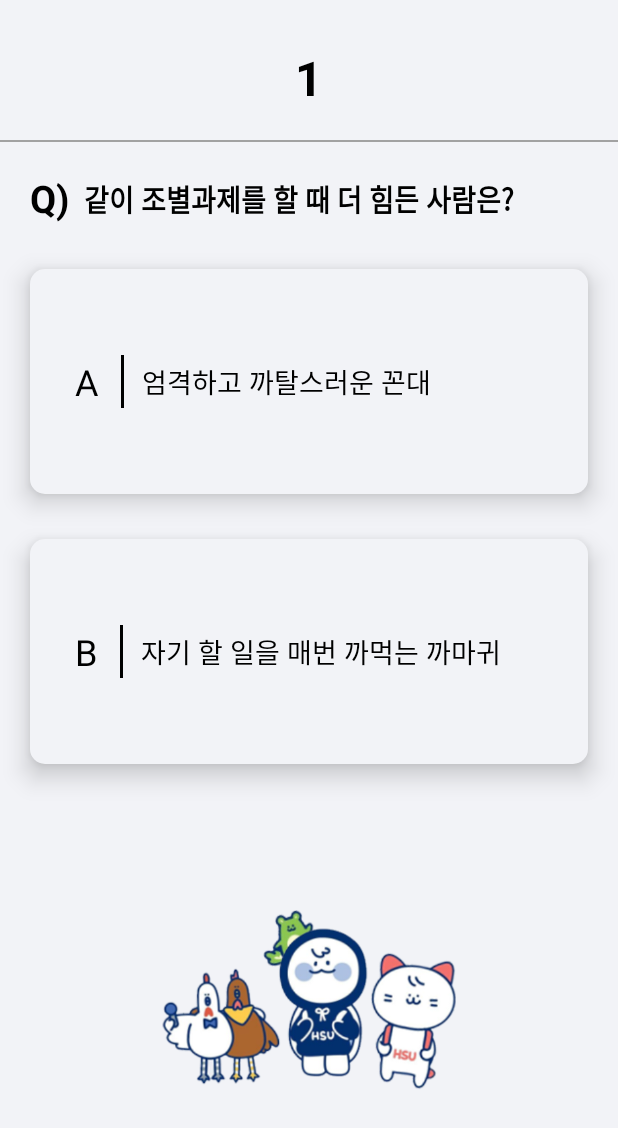
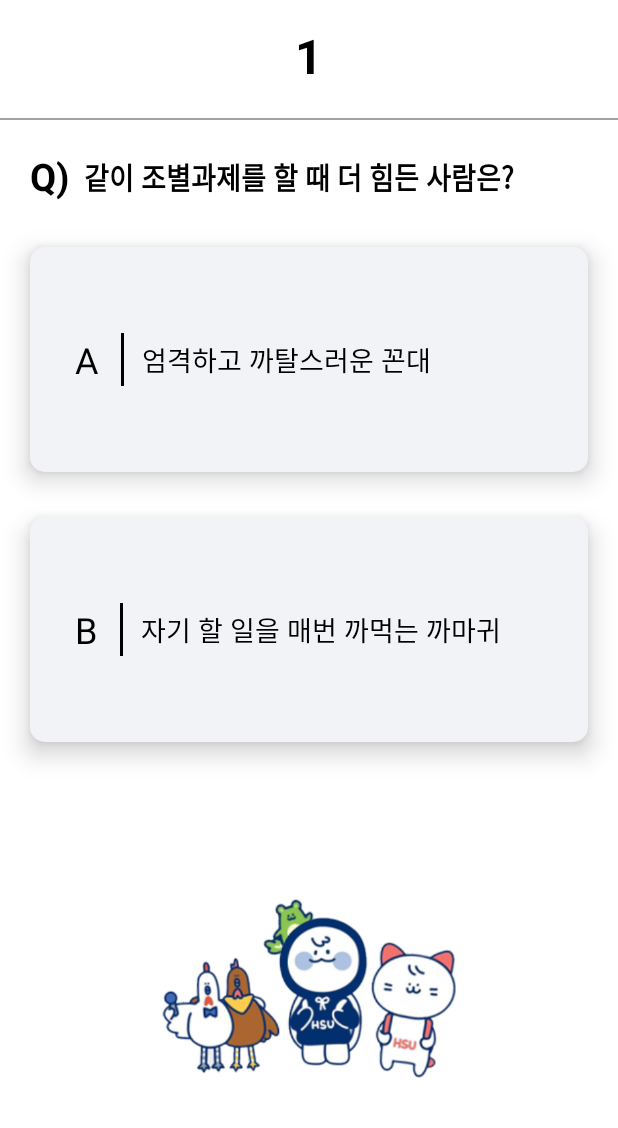
Before and after one commit to JGeun/hansung_mbti, an Android app: the QuestionActivity screen opened directly, with no data from a screen before it, on a phone screen of 412 x 824 dp. Shown: the top 1128 px of the screen. Run offline under Robolectric (Android 15) with nearby library versions, the phone set to English and light mode, and no system bars.

```diff
--- a/app/src/main/java/jgeun/study/hansung_mbti/home/HomeActivity.kt
+++ b/app/src/main/java/jgeun/study/hansung_mbti/home/HomeActivity.kt
@@ -4,6 +4,7 @@ import android.content.Intent
 import androidx.appcompat.app.AppCompatActivity
 import android.os.Bundle
 import jgeun.study.hansung_mbti.databinding.ActivityHomeBinding
+import jgeun.study.hansung_mbti.loading.LoadingActivity
 import jgeun.study.hansung_mbti.question.QuestionActivity
 import jgeun.study.hansung_mbti.util.StatusBarUtil
 
@@ -16,7 +17,7 @@ class HomeActivity : AppCompatActivity() {
         setContentView(binding.root)
 
         binding.homeLlStart.setOnClickListener{
-            startActivity(Intent(this, QuestionActivity::class.java))
+            startActivity(Intent(this, LoadingActivity::class.java))
 
         }
         StatusBarUtil.setStatusBarColor(this, StatusBarUtil.StatusBarColorType.DEFAULT_STATUS_BAR)
--- a/app/src/main/java/jgeun/study/hansung_mbti/question/QuestionActivity.kt
+++ b/app/src/main/java/jgeun/study/hansung_mbti/question/QuestionActivity.kt
@@ -36,7 +36,7 @@ class QuestionActivity : AppCompatActivity() {
         super.onCreate(savedInstanceState)
         setContentView(binding.root)
 
-        StatusBarUtil.setStatusBarColor(this, StatusBarUtil.StatusBarColorType.QUESTION_STATUS_BAR)
+        StatusBarUtil.setStatusBarColor(this, StatusBarUtil.StatusBarColorType.WHITE_STATUS_BAR)
 
         initQuestionList()
         initAnswer()
@@ -243,7 +243,7 @@ class QuestionActivity : AppCompatActivity() {
         firstAnswer.add("미리 다 하고 논다")
         firstAnswer.add("지금 가장 핫한 TOP 100")
         firstAnswer.add("출연배우와 줄거리를 자세히 이야기")
-        firstAnswer.add("쭉 올라가서 큰 건물보이면 왼쪽으로 가")
+        firstAnswer.add("쭉 올라가서 큰 건물보이면\n왼쪽으로 가")
         firstAnswer.add("날짜를 띄엄띄엄 잡는 편")
         firstAnswer.add("스마트한 사람")
 
@@ -255,7 +255,7 @@ class QuestionActivity : AppCompatActivity() {
         secondAnswer.add("어디서부터 잘못된 건지 따져본다")
         secondAnswer.add("끝까지 미루다가 한다")
         secondAnswer.add("내 취향의 숨겨진 명곡")
-        secondAnswer.add("감독의 제작 의도와 주제를 짧게 이야기")
+        secondAnswer.add("감독의 제작 의도와 주제를\n짧게 이야기")
         secondAnswer.add("60m 직진해서 편의점끼고 우회전해")
         secondAnswer.add("연달아 잡는 편")
         secondAnswer.add("다정한 사람")
--- a/app/src/main/res/layout/activity_question.xml
+++ b/app/src/main/res/layout/activity_question.xml
@@ -4,13 +4,13 @@
     xmlns:app="http://schemas.android.com/apk/res-auto"
     android:layout_width="match_parent"
     android:layout_height="match_parent"
-    android:background="@color/questionBackgroundColor">
+    android:background="@color/white">
 
     <TextView
         android:id="@+id/questionNum"
         android:layout_width="wrap_content"
         android:layout_height="wrap_content"
-        android:layout_marginTop="30dp"
+        android:layout_marginTop="15dp"
         android:text="1"
         android:textColor="@color/black"
         android:textSize="32sp"
```
